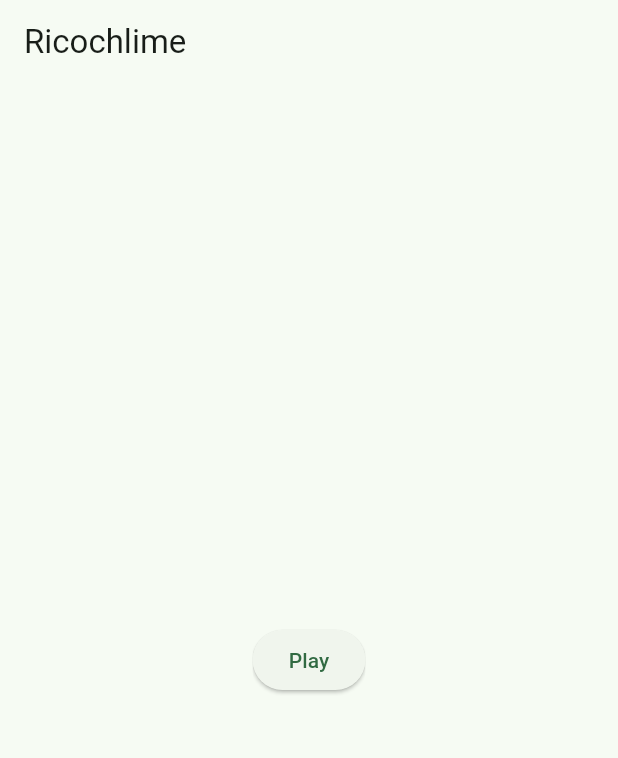
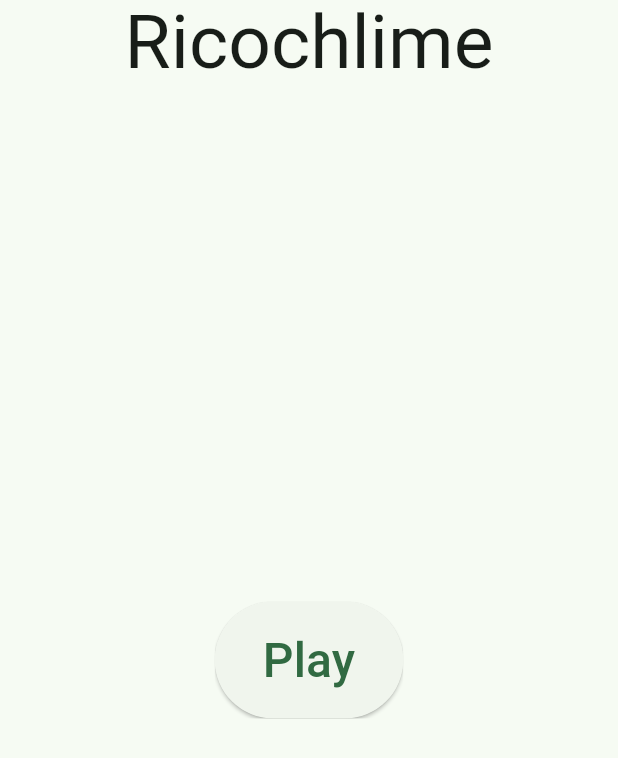
Before and after one commit to adil192/ricochlime, a Flutter app: the screen it shows after launch, on a phone screen of 412 x 824 dp. Shown: the top 758 px of the screen. Run offline on Flutter 3.47's test engine with Material 2 defaults, Android fonts, the phone set to English and light mode, and no system bars; our stand-ins replace go_router, google_fonts, shared_preferences; missing offline and left inert: flame, flame_forge2d, forge2d; generated files the repository leaves out were written again.

Commit message:
feat: make text bigger on home page
Fixes #6

```diff
--- a/lib/pages/home.dart
+++ b/lib/pages/home.dart
@@ -10,7 +10,13 @@ class HomePage extends StatelessWidget {
   Widget build(BuildContext context) {
     return Scaffold(
       appBar: AppBar(
-        title: Text(t.appName),
+        centerTitle: true,
+        title: Text(
+          t.appName,
+          style: const TextStyle(
+            fontSize: 50,
+          ),
+        ),
       ),
       body: Column(
         mainAxisAlignment: MainAxisAlignment.center,
@@ -19,7 +25,20 @@ class HomePage extends StatelessWidget {
             child: OpenContainer(
               closedBuilder: (context, openContainer) => ElevatedButton(
                 onPressed: openContainer,
-                child: Text(t.homePage.playButton),
+                style: ButtonStyle(
+                  padding: MaterialStateProperty.all(
+                    const EdgeInsets.symmetric(
+                      horizontal: 32,
+                      vertical: 16,
+                    ),
+                  ),
+                ),
+                child: Text(
+                  t.homePage.playButton,
+                  style: const TextStyle(
+                    fontSize: 32,
+                  ),
+                ),
               ),
               closedColor: Colors.transparent,
               closedElevation: 0,
```
